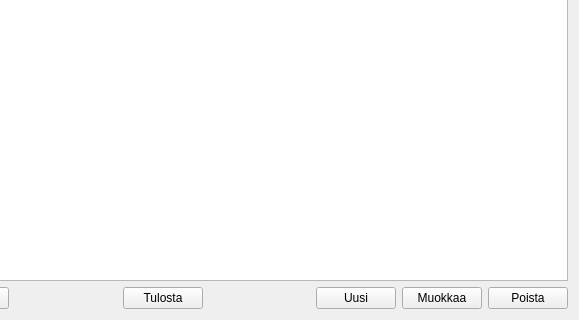
First picture: the form in kitsas/laskutus/kumppanituotewidget.ui, repository artoh/kitupiikki, before the edit; both pictures show x 168 to 747 and y 253 to 573 of the 747 by 573 pixel window.
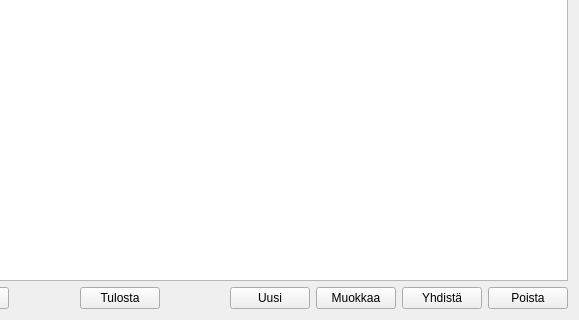
Second picture: the form after the edit. Icons and pictures are not drawn.

Commit message: #808 Toimittajien yhdistäminen

What changed in the file:
```diff
--- a/kitsas/laskutus/kumppanituotewidget.ui
+++ b/kitsas/laskutus/kumppanituotewidget.ui
@@ -119,6 +119,17 @@
        </property>
       </widget>
      </item>
+     <item>
+      <widget class="QPushButton" name="yhdistaButton">
+       <property name="text">
+        <string>Yhdistä</string>
+       </property>
+       <property name="icon">
+        <iconset resource="../pic/pic.qrc">
+         <normaloff>:/pic/kopioi.png</normaloff>:/pic/kopioi.png</iconset>
+       </property>
+      </widget>
+     </item>
      <item>
       <widget class="QPushButton" name="poistaNappi">
        <property name="text">
```
The commit also changes 9 other files.
